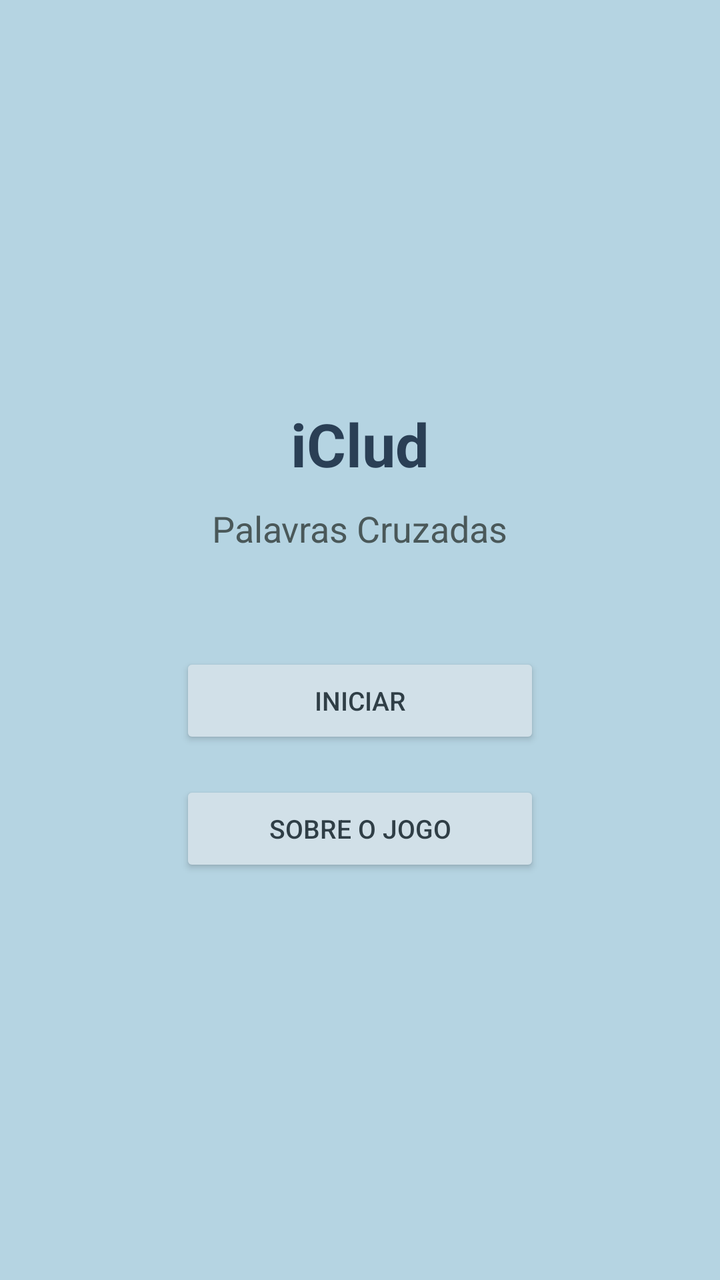
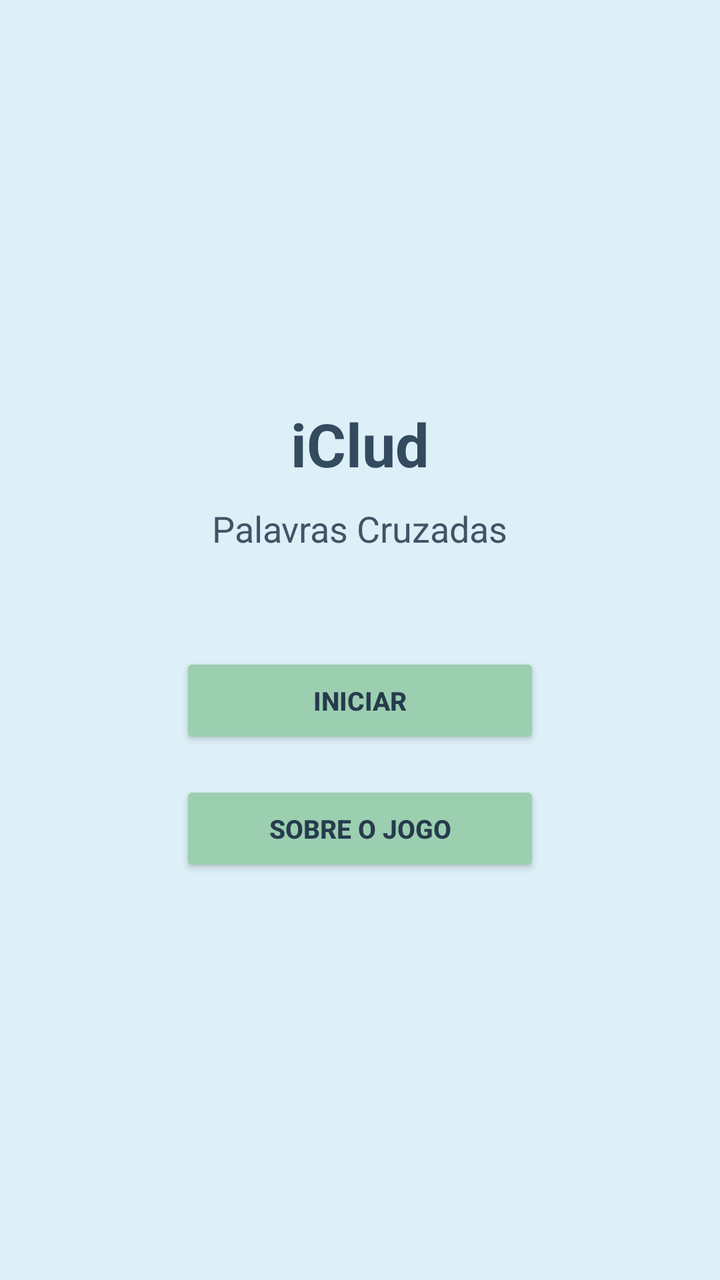

Compare the two renders of this Android layout. The source of the first and the diff that turns it into the second are given below.
<!-- AndroidManifest.xml: application theme Theme.AppCompat.Light.NoActionBar -->
<!-- res/layout/tela_principal.xml -->
<?xml version="1.0" encoding="utf-8"?>
<LinearLayout
    xmlns:android="http://schemas.android.com/apk/res/android"
    android:layout_width="match_parent"
    android:layout_height="match_parent"
    android:background="#B5D4E2"
    android:gravity="center"
    android:orientation="vertical"
    android:padding="30dp">

    <TextView
        android:layout_width="wrap_content"
        android:layout_height="wrap_content"
        android:layout_marginBottom="10dp"
        android:text="iClud"
        android:textColor="#2A3F55"
        android:textSize="30sp"
        android:textStyle="bold" />

    <TextView
        android:layout_width="wrap_content"
        android:layout_height="wrap_content"
        android:layout_marginBottom="50dp"
        android:text="Palavras Cruzadas"
        android:textColor="#4A5859"
        android:textSize="18sp" />

    <Button
        android:id="@+id/btnIniciar"
        android:layout_width="180dp"
        android:layout_height="wrap_content"
        android:layout_marginBottom="16dp"
        android:backgroundTint="#D1E0E8"
        android:text="INICIAR"
        android:textColor="#2F3E46"
        android:textSize="13sp" />

    <Button
        android:id="@+id/btnSobre"
        android:layout_width="180dp"
        android:layout_height="wrap_content"
        android:backgroundTint="#D1E0E8"
        android:text="SOBRE O JOGO"
        android:textColor="#2F3E46"
        android:textSize="13sp" />

</LinearLayout>
<!-- resources referenced by this layout -->
<resources>

</resources>

<!-- the commit's change to res/layout/tela_principal.xml (unified diff, before → after) -->
@@ -3,7 +3,7 @@
     xmlns:android="http://schemas.android.com/apk/res/android"
     android:layout_width="match_parent"
     android:layout_height="match_parent"
-    android:background="#B5D4E2"
+    android:background="@color/fundo_principal"
     android:gravity="center"
     android:orientation="vertical"
     android:padding="30dp">
@@ -13,7 +13,7 @@
         android:layout_height="wrap_content"
         android:layout_marginBottom="10dp"
         android:text="iClud"
-        android:textColor="#2A3F55"
+        android:textColor="@color/titulo"
         android:textSize="30sp"
         android:textStyle="bold" />
 
@@ -22,7 +22,7 @@
         android:layout_height="wrap_content"
         android:layout_marginBottom="50dp"
         android:text="Palavras Cruzadas"
-        android:textColor="#4A5859"
+        android:textColor="@color/texto"
         android:textSize="18sp" />
 
     <Button
@@ -30,18 +30,20 @@
         android:layout_width="180dp"
         android:layout_height="wrap_content"
         android:layout_marginBottom="16dp"
-        android:backgroundTint="#D1E0E8"
+        android:backgroundTint="@color/botao_verde"
         android:text="INICIAR"
-        android:textColor="#2F3E46"
-        android:textSize="13sp" />
+        android:textColor="@color/texto_botao"
+        android:textSize="13sp"
+        android:textStyle="bold" />
 
     <Button
         android:id="@+id/btnSobre"
         android:layout_width="180dp"
         android:layout_height="wrap_content"
-        android:backgroundTint="#D1E0E8"
+        android:backgroundTint="@color/botao_verde"
         android:text="SOBRE O JOGO"
-        android:textColor="#2F3E46"
-        android:textSize="13sp" />
+        android:textColor="@color/texto_botao"
+        android:textSize="13sp"
+        android:textStyle="bold" />
 
 </LinearLayout>
<!-- resource entries referenced after the edit -->
@@ -1,5 +1,9 @@
 <!-- resources referenced by this layout -->
 <resources>
-
+  <color name="botao_verde">#9BCFB0</color>
+  <color name="fundo_principal">#DDEFF7</color>
+  <color name="texto">#405467</color>
+  <color name="texto_botao">#263B4D</color>
+  <color name="titulo">#344A5E</color>
 </resources>
 
